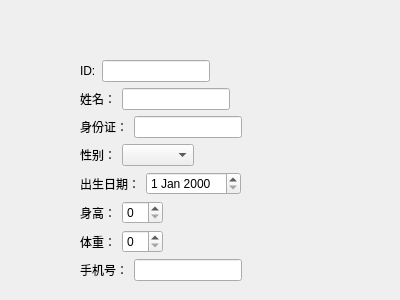
First picture: the form in patienteditview.ui, repository Junna223/New-project, before the edit.
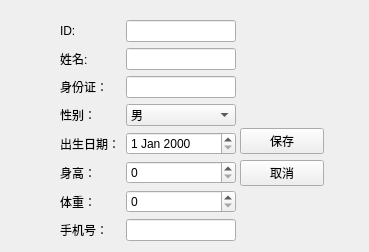
Second picture: the form after the edit.

Commit message: part 2 UI-初步设计

What changed in the file:
```diff
--- a/patienteditview.ui
+++ b/patienteditview.ui
@@ -6,8 +6,8 @@
    <rect>
     <x>0</x>
     <y>0</y>
-    <width>400</width>
-    <height>300</height>
+    <width>369</width>
+    <height>252</height>
    </rect>
   </property>
   <property name="windowTitle">
@@ -16,16 +16,57 @@
   <widget class="QWidget" name="">
    <property name="geometry">
     <rect>
-     <x>80</x>
-     <y>60</y>
-     <width>172</width>
-     <height>239</height>
+     <x>240</x>
+     <y>90</y>
+     <width>84</width>
+     <height>96</height>
+    </rect>
+   </property>
+   <layout class="QVBoxLayout" name="verticalLayout_2">
+    <item>
+     <layout class="QVBoxLayout" name="verticalLayout">
+      <item>
+       <spacer name="verticalSpacer">
+        <property name="orientation">
+         <enum>Qt::Vertical</enum>
+        </property>
+        <property name="sizeHint" stdset="0">
+         <size>
+          <width>20</width>
+          <height>40</height>
+         </size>
+        </property>
+       </spacer>
+      </item>
+      <item>
+       <widget class="QPushButton" name="pushButton">
+        <property name="text">
+         <string>保存</string>
+        </property>
+       </widget>
+      </item>
+      <item>
+       <widget class="QPushButton" name="pushButton_2">
+        <property name="text">
+         <string>取消</string>
+        </property>
+       </widget>
+      </item>
+     </layout>
+    </item>
+   </layout>
+  </widget>
+  <widget class="QWidget" name="">
+   <property name="geometry">
+    <rect>
+     <x>60</x>
+     <y>20</y>
+     <width>176</width>
+     <height>223</height>
     </rect>
    </property>
    <layout class="QFormLayout" name="formLayout">
     <item row="0" column="0">
-     <layout class="QGridLayout" name="gridLayout">
-      <item row="0" column="0">
        <widget class="QLabel" name="label">
         <property name="text">
          <string>ID:</string>
@@ -35,105 +76,86 @@
       <item row="0" column="1">
        <widget class="QLineEdit" name="lineEdit"/>
       </item>
-     </layout>
-    </item>
-    <item row="1" column="0">
-     <layout class="QHBoxLayout" name="horizontalLayout_2">
-      <item>
-       <widget class="QLabel" name="label_2">
-        <property name="text">
-         <string>姓名：</string>
-        </property>
-       </widget>
-      </item>
-      <item>
+    <item row="1" column="1">
        <widget class="QLineEdit" name="lineEdit_2"/>
       </item>
-     </layout>
-    </item>
     <item row="2" column="0">
-     <layout class="QHBoxLayout" name="horizontalLayout_3">
-      <item>
        <widget class="QLabel" name="label_3">
         <property name="text">
          <string>身份证：</string>
         </property>
        </widget>
       </item>
-      <item>
+    <item row="2" column="1">
        <widget class="QLineEdit" name="lineEdit_3"/>
       </item>
-     </layout>
-    </item>
     <item row="3" column="0">
-     <layout class="QHBoxLayout" name="horizontalLayout_4">
-      <item>
        <widget class="QLabel" name="label_4">
         <property name="text">
          <string>性别：</string>
         </property>
        </widget>
       </item>
+    <item row="3" column="1">
+     <widget class="QComboBox" name="comboBox">
       <item>
-       <widget class="QComboBox" name="comboBox"/>
+       <property name="text">
+        <string>男</string>
+       </property>
       </item>
-     </layout>
+      <item>
+       <property name="text">
+        <string>女</string>
+       </property>
+      </item>
+     </widget>
     </item>
     <item row="4" column="0">
-     <layout class="QHBoxLayout" name="horizontalLayout_5">
-      <item>
        <widget class="QLabel" name="label_5">
         <property name="text">
          <string>出生日期：</string>
         </property>
        </widget>
       </item>
-      <item>
+    <item row="4" column="1">
        <widget class="QDateEdit" name="dateEdit"/>
       </item>
-     </layout>
-    </item>
     <item row="5" column="0">
-     <layout class="QHBoxLayout" name="horizontalLayout_6">
-      <item>
        <widget class="QLabel" name="label_6">
         <property name="text">
          <string>身高：</string>
         </property>
        </widget>
       </item>
-      <item>
+    <item row="5" column="1">
        <widget class="QSpinBox" name="spinBox"/>
       </item>
-     </layout>
-    </item>
     <item row="6" column="0">
-     <layout class="QHBoxLayout" name="horizontalLayout_7">
-      <item>
        <widget class="QLabel" name="label_7">
         <property name="text">
          <string>体重：</string>
         </property>
        </widget>
       </item>
-      <item>
+    <item row="6" column="1">
        <widget class="QSpinBox" name="spinBox_2"/>
       </item>
-     </layout>
-    </item>
     <item row="7" column="0">
-     <layout class="QHBoxLayout" name="horizontalLayout_8">
-      <item>
        <widget class="QLabel" name="label_8">
         <property name="text">
          <string>手机号：</string>
         </property>
        </widget>
       </item>
-      <item>
+    <item row="7" column="1">
        <widget class="QLineEdit" name="lineEdit_4"/>
       </item>
-     </layout>
+    <item row="1" column="0">
+     <widget class="QLabel" name="label_2">
+      <property name="text">
+       <string>姓名:</string>
+      </property>
+     </widget>
     </item>
    </layout>
   </widget>
```
Lines whose indentation alone changed are shown as unchanged.
